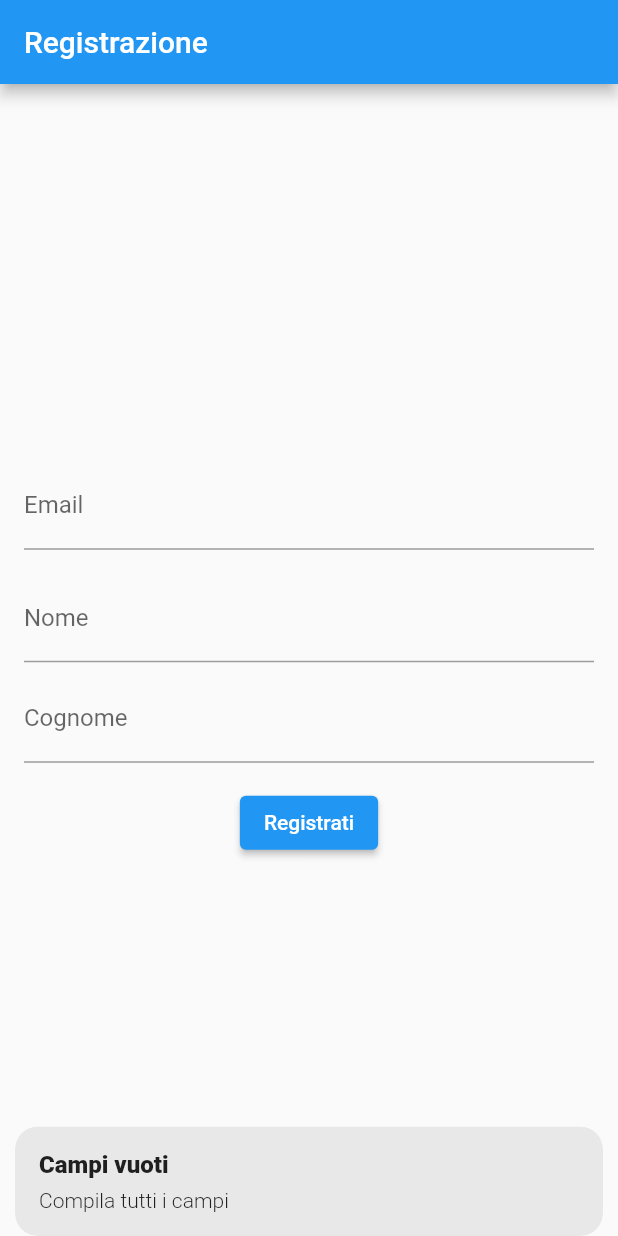
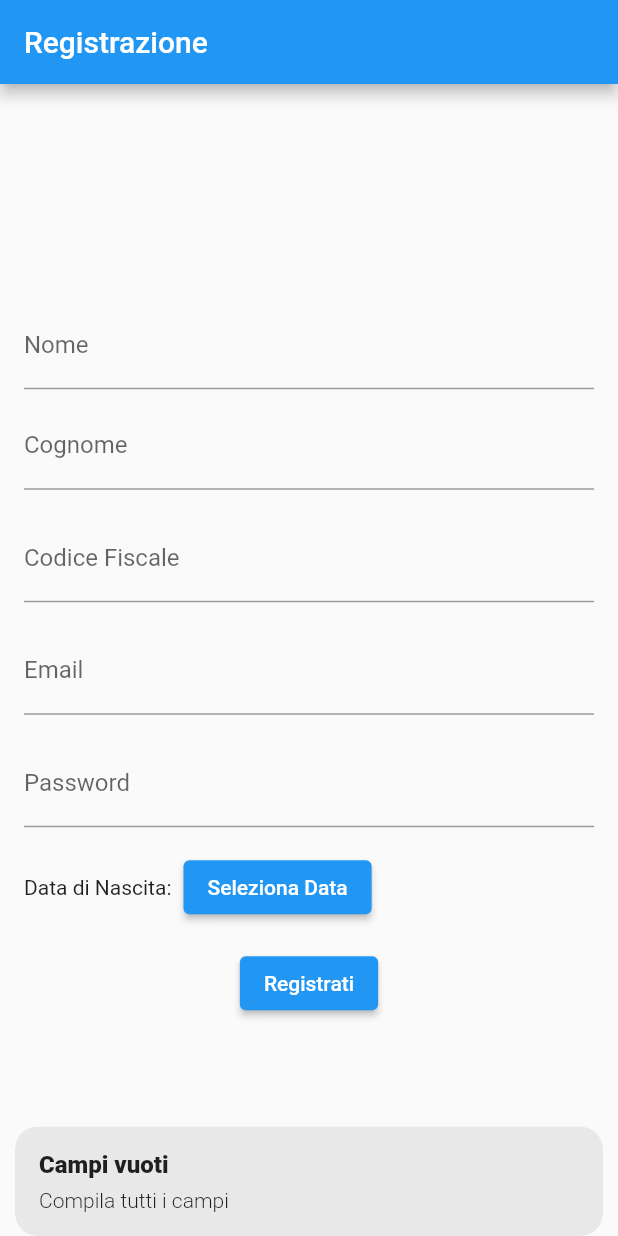
Before and after one commit to PoneiSaya/DeepTald, a Flutter app: the screen it shows after launch, after a tap on "Registrati", on a phone screen of 412 x 824 dp. Run offline on Flutter 3.47's test engine with Material 2 defaults, Android fonts, the phone set to English and light mode, and no system bars; our stand-ins replace cloud_firestore, firebase_auth, firebase_core, get; accounts and stored records are empty.

Commit message:
fix registration

```diff
--- a/deep_tald/lib/features/authentication/model/entities/paziente.dart
+++ b/deep_tald/lib/features/authentication/model/entities/paziente.dart
@@ -8,9 +8,9 @@ class Paziente extends Utente {
   late Medico _medico;
   late List<Report> _report;
 
-  Paziente(String id, String nome, String cognome, String codFiscale,
-      String email, String password, DateTime dataDiNascita)
-      : super(id, nome, cognome, codFiscale, email, password, dataDiNascita);
+  Paziente(String nome, String cognome, String codFiscale, String email,
+      String password, DateTime dataDiNascita)
+      : super(nome, cognome, codFiscale, email, password, dataDiNascita);
 
   get medico => _medico;
   set setMedico(Medico m) => _medico = m;
@@ -30,7 +30,7 @@ class Paziente extends Utente {
 
     // Crea un'istanza di Paziente
     Paziente paziente =
-        Paziente(id, nome, cognome, codFiscale, email, password, dataDiNascita);
+        Paziente(nome, cognome, codFiscale, email, password, dataDiNascita);
     return paziente;
   }
 
@@ -38,7 +38,10 @@ class Paziente extends Utente {
     return {
       "Nome": super.getNome,
       "Cognome": super.getCognome,
-      "email": super.getEmail,
+      "CodiceFiscale": super.getCodiceFiscale,
+      "Email": super.getEmail,
+      "Password": super.getPassword,
+      "DataDiNascita": super.getDataDiNascita
     };
   }
 }
--- a/deep_tald/lib/features/authentication/model/entities/utente.dart
+++ b/deep_tald/lib/features/authentication/model/entities/utente.dart
@@ -9,8 +9,8 @@ abstract class Utente {
   late String _password;
   late DateTime _dataDiNascita;
 
-  Utente(this._id, this.cognome, this.nome, this._codFiscale, this._email,
-      this._password, this._dataDiNascita);
+  Utente(this.nome, this.cognome, this._codFiscale, this._email, this._password,
+      this._dataDiNascita);
 
   @protected
   get getNome {
@@ -26,4 +26,19 @@ abstract class Utente {
   get getEmail {
     return _email;
   }
+
+  @protected
+  get getCodiceFiscale {
+    return _codFiscale;
+  }
+
+  @protected
+  get getDataDiNascita {
+    return _dataDiNascita;
+  }
+
+  @protected
+  get getPassword {
+    return _password;
+  }
 }
--- a/deep_tald/lib/features/authentication/screens/registration_screen.dart
+++ b/deep_tald/lib/features/authentication/screens/registration_screen.dart
@@ -1,3 +1,6 @@
+import 'dart:convert';
+
+import 'package:crypto/crypto.dart';
 import 'package:deep_tald/features/authentication/model/entities/paziente.dart';
 import 'package:flutter/material.dart';
 import 'package:get/get.dart';
@@ -13,6 +16,58 @@ class RegistrationScreen extends StatelessWidget {
   final TextEditingController passwordController = TextEditingController();
   final TextEditingController nomeController = TextEditingController();
   final TextEditingController cognomeController = TextEditingController();
+  final TextEditingController codiceFiscaleController = TextEditingController();
+  DateTime?
+      selectedDate; // Aggiunto per tenere traccia della data di nascita selezionata
+
+  Future<void> _selectDate(BuildContext context) async {
+    final DateTime? picked = await showDatePicker(
+      context: context,
+      initialDate: DateTime.now(),
+      firstDate: DateTime(1900),
+      lastDate: DateTime.now(),
+    );
+    if (picked != null && picked != selectedDate) {
+      // La data è stata selezionata
+      selectedDate = picked;
+    }
+  }
+
+  static bool isValidEmail(String email) {
+    // Espressione regolare per verificare il formato dell'email
+    RegExp emailRegex =
+        RegExp(r'^[a-zA-Z0-9._-]+@[a-zA-Z0-9.-]+\.[a-zA-Z]{2,4}$');
+    if (emailRegex.hasMatch(email)) {
+      return true;
+    }
+    Get.snackbar('Email non rispetta il formato corretto', 'Reinserisci',
+        snackPosition: SnackPosition.BOTTOM);
+    return false;
+  }
+
+  static bool isValidCodiceFiscale(String codiceFiscale) {
+    // Espressione regolare per verificare il formato del codice fiscale italiano
+    RegExp codiceFiscaleRegex = RegExp(
+        r'^[A-Z]{6}[A-Z0-9]{2}[A-Z][A-Z0-9]{2}[A-Z][A-Z0-9]{3}[A-Z]$',
+        caseSensitive: true);
+    if (codiceFiscaleRegex.hasMatch(codiceFiscale)) {
+      return true;
+    }
+    Get.snackbar(
+        'Il codice fiscale non rispetta il formato corretto', 'Reinserisci',
+        snackPosition: SnackPosition.BOTTOM);
+    return false;
+  }
+
+  String hashPassword(String password) {
+    // Crea un oggetto SHA-256
+    var hash = sha256.convert(utf8.encode(password));
+
+    // Converte l'hash in una stringa esadecimale
+    String hashedPassword = hash.toString();
+
+    return hashedPassword;
+  }
 
   @override
   Widget build(BuildContext context) {
@@ -26,12 +81,6 @@ class RegistrationScreen extends StatelessWidget {
           mainAxisAlignment: MainAxisAlignment.center,
           children: [
             TextField(
-              controller: emailController,
-              decoration: InputDecoration(labelText: 'Email'),
-            ),
-            SizedBox(height: 8.0),
-            SizedBox(height: 8.0),
-            TextField(
               controller: nomeController,
               decoration: InputDecoration(labelText: 'Nome'),
             ),
@@ -41,17 +90,79 @@ class RegistrationScreen extends StatelessWidget {
               decoration: InputDecoration(labelText: 'Cognome'),
             ),
             SizedBox(height: 16.0),
+            TextField(
+              controller: codiceFiscaleController,
+              decoration: InputDecoration(labelText: 'Codice Fiscale'),
+            ),
+            SizedBox(height: 8.0),
+            SizedBox(height: 8.0),
+            TextField(
+              controller: emailController,
+              decoration: InputDecoration(labelText: 'Email'),
+            ),
+            SizedBox(height: 8.0),
+            SizedBox(height: 8.0),
+            TextField(
+              controller: passwordController,
+              decoration: InputDecoration(labelText: 'Password'),
+              obscureText: true,
+            ),
+            SizedBox(height: 8.0),
+            SizedBox(height: 8.0),
+            Row(
+              children: [
+                Text('Data di Nascita:'),
+                SizedBox(width: 8.0),
+                ElevatedButton(
+                  onPressed: () => _selectDate(context),
+                  child: Text('Seleziona Data'),
+                ),
+                SizedBox(width: 8.0),
+              ],
+            ),
+            SizedBox(height: 16.0),
             ElevatedButton(
               onPressed: () async {
                 String email = emailController.text.trim();
+                String codiceFiscale = codiceFiscaleController.text.trim();
                 String password = passwordController.text.trim();
                 String nome = nomeController.text.trim();
+                String hashedPassword = hashPassword(password);
                 String cognome = cognomeController.text.trim();
 
-                if (email.isNotEmpty && nome.isNotEmpty && cognome.isNotEmpty) {
+                if (email.isNotEmpty &&
+                    nome.isNotEmpty &&
+                    cognome.isNotEmpty &&
+                    codiceFiscale.isNotEmpty &&
+                    password.isNotEmpty &&
+                    selectedDate != null &&
+                    isValidEmail(email) &&
+                    isValidCodiceFiscale(codiceFiscale)) {
+                  bool isEmailTaken =
+                      await pazienteRepository.isEmailTaken(email);
+                  bool isCodiceFiscaleTaken = await pazienteRepository
+                      .isCodiceFiscaleTaken(codiceFiscale);
+
+                  if (isEmailTaken) {
+                    Get.snackbar(
+                      'Email già registrata',
+                      'Questa email è già associata a un account.',
+                      snackPosition: SnackPosition.BOTTOM,
+                    );
+                    return;
+                  }
+
+                  if (isCodiceFiscaleTaken) {
+                    Get.snackbar(
+                      'Codice Fiscale già registrato',
+                      'Questo Codice Fiscale è già associato a un account.',
+                      snackPosition: SnackPosition.BOTTOM,
+                    );
+                    return;
+                  }
                   // Crea un'istanza di Paziente
-                  Paziente paziente = Paziente("ciao", nome, cognome, "dio",
-                      email, "suca", DateTime.now());
+                  Paziente paziente = Paziente(nome, cognome, codiceFiscale,
+                      email, hashedPassword, selectedDate!);
 
                   // Chiamare il metodo di registrazione del repository Paziente
                   await pazienteRepository.createPaziente(paziente);
--- a/deep_tald/pubspec.yaml
+++ b/deep_tald/pubspec.yaml
@@ -39,6 +39,8 @@ dependencies:
   firebase_core: ^2.22.0
   cloud_firestore: ^4.13.1
   firebase_auth: ^4.14.0
+  crypto: ^3.0.1
+
   get:
 dev_dependencies:
   flutter_test:
```
Also changed, not shown: deep_tald/lib/repository/paziente_repository.dart (+34 -0 lines).
